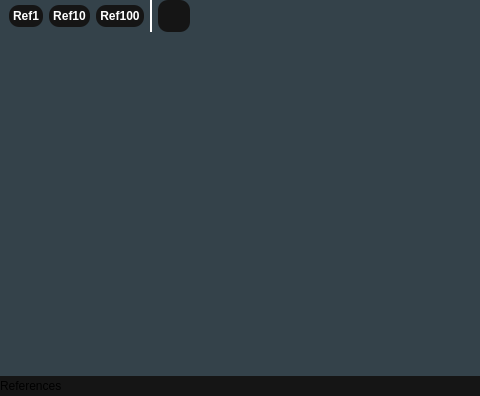
Above: TilesetEditor/fragmentreferences.ui from diegofps/tileset_editor before the change; both pictures show x 0 to 480 and y 0 to 396 of the 1118 by 396 pixel window. Below: the same form after it.
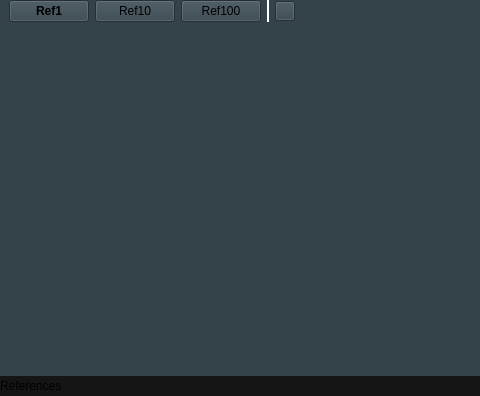
That is the form after the change. Icons and pictures are not drawn. Custom widgets are drawn as their Qt base class.

Commit message: Giving life to some buttons

What changed in the file:
```diff
--- a/TilesetEditor/fragmentreferences.ui
+++ b/TilesetEditor/fragmentreferences.ui
@@ -87,29 +87,10 @@
           <property name="font">
            <font>
             <family>Ubuntu</family>
-            <pointsize>-1</pointsize>
             <italic>false</italic>
             <bold>true</bold>
            </font>
           </property>
-          <property name="styleSheet">
-           <string notr="true">QPushButton {
-    background-color: rgb(21, 21, 21);
-    color: white;
-    border-width: 0px;
-    border-radius: 10px;
-    font: bold 12px;
-    padding: 4px;
-}
-
-QPushButton#evilButton:pressed {
-    background-color: rgb(9, 36, 78);
-}
-
-QPushButton#evilButton:checked {
-    background-color: rgb(86, 145, 236);
-}</string>
-          </property>
           <property name="text">
            <string>Ref1</string>
           </property>
@@ -135,24 +116,6 @@
             <height>16777215</height>
            </size>
           </property>
-          <property name="styleSheet">
-           <string notr="true">QPushButton {
-    background-color: rgb(21, 21, 21);
-    color: white;
-    border-width: 0px;
-    border-radius: 10px;
-    font: bold 12px;
-    padding: 4px;
-}
-
-QPushButton#evilButton:pressed {
-    background-color: rgb(9, 36, 78);
-}
-
-QPushButton#evilButton:checked {
-    background-color: rgb(86, 145, 236);
-}</string>
-          </property>
           <property name="text">
            <string>Ref10</string>
           </property>
@@ -176,22 +139,7 @@
            </size>
           </property>
           <property name="styleSheet">
-           <string notr="true">QPushButton {
-    background-color: rgb(21, 21, 21);
-    color: white;
-    border-width: 0px;
-    border-radius: 10px;
-    font: bold 12px;
-    padding: 4px;
-}
-
-QPushButton#evilButton:pressed {
-    background-color: rgb(9, 36, 78);
-}
-
-QPushButton#evilButton:checked {
-    background-color: rgb(86, 145, 236);
-}</string>
+           <string notr="true"/>
           </property>
           <property name="text">
            <string>Ref100</string>
@@ -221,34 +169,16 @@
          <widget class="QPushButton" name="btShowGrid">
           <property name="minimumSize">
            <size>
-            <width>32</width>
-            <height>32</height>
+            <width>20</width>
+            <height>18</height>
            </size>
           </property>
           <property name="maximumSize">
            <size>
-            <width>32</width>
-            <height>32</height>
+            <width>20</width>
+            <height>20</height>
            </size>
           </property>
-          <property name="styleSheet">
-           <string notr="true">QPushButton {
-    background-color: rgb(21, 21, 21);
-    color: white;
-    border-width: 0px;
-    border-radius: 10px;
-    font: bold 12px;
-    padding: 4px;
-}
-
-QPushButton#evilButton:pressed {
-    background-color: rgb(9, 36, 78);
-}
-
-QPushButton#evilButton:checked {
-    background-color: rgb(86, 145, 236);
-}</string>
-          </property>
           <property name="text">
            <string/>
           </property>
@@ -257,6 +187,12 @@
             <normalon>:/style/table-cells-large-solid.svg</normalon>
            </iconset>
           </property>
+          <property name="iconSize">
+           <size>
+            <width>11</width>
+            <height>11</height>
+           </size>
+          </property>
           <property name="checkable">
            <bool>true</bool>
           </property>
```
Left out of the diff: 2 changed lines with no effect on the pictures. The commit also changes 29 other files.
